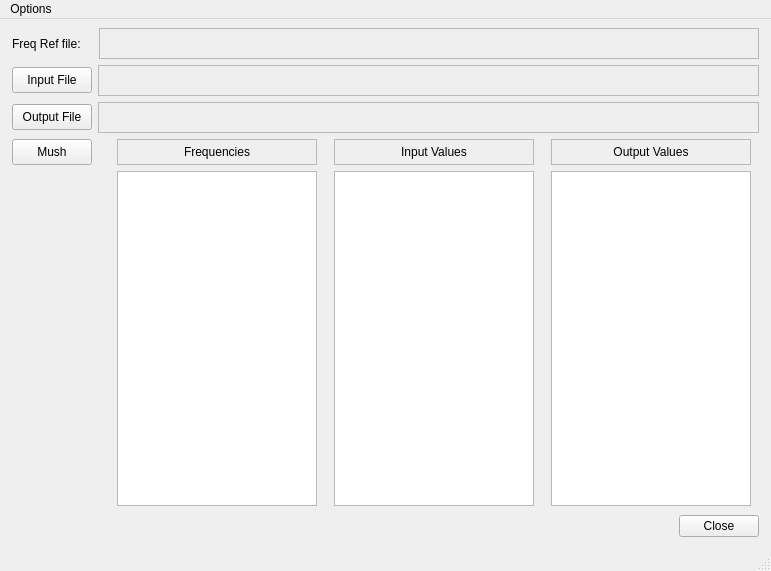
First picture: the form in mxpb4ant.ui, repository mikeinsantarosa/mxpb4ant, before the edit.
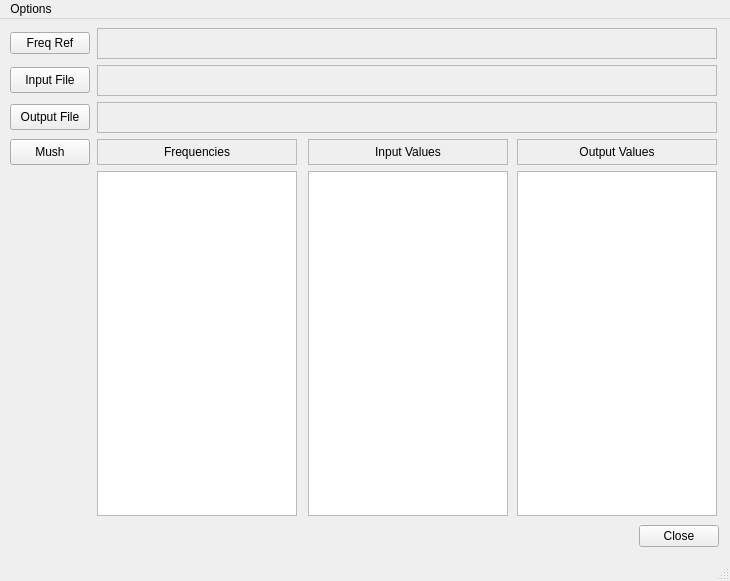
Second picture: the form after the edit. Icons and pictures are not drawn.

Commit message: added out of range and missing files error dialogs

Patch:
```diff
--- a/mxpb4ant.ui
+++ b/mxpb4ant.ui
@@ -6,57 +6,46 @@
    <rect>
     <x>0</x>
     <y>0</y>
-    <width>771</width>
-    <height>571</height>
+    <width>730</width>
+    <height>581</height>
    </rect>
   </property>
+  <property name="minimumSize">
+   <size>
+    <width>730</width>
+    <height>0</height>
+   </size>
+  </property>
+  <property name="maximumSize">
+   <size>
+    <width>730</width>
+    <height>16777215</height>
+   </size>
+  </property>
   <property name="windowIcon">
    <iconset resource="resources.qrc">
     <normaloff>:/mxpb4ant.ico</normaloff>:/mxpb4ant.ico</iconset>
   </property>
   <widget class="QWidget" name="centralwidget">
    <layout class="QGridLayout" name="gridLayout">
-    <item row="0" column="0" colspan="4">
-     <layout class="QHBoxLayout" name="horizontalLayout">
-      <item>
-       <widget class="QLabel" name="lblFreqRef">
-        <property name="sizePolicy">
-         <sizepolicy hsizetype="Fixed" vsizetype="Fixed">
-          <horstretch>0</horstretch>
-          <verstretch>0</verstretch>
-         </sizepolicy>
-        </property>
-        <property name="minimumSize">
-         <size>
-          <width>81</width>
-          <height>31</height>
-         </size>
-        </property>
-        <property name="maximumSize">
-         <size>
-          <width>81</width>
-          <height>31</height>
-         </size>
-        </property>
+    <item row="0" column="0">
+     <widget class="QPushButton" name="btnSetFreqRef">
         <property name="text">
-         <string>Freq Ref file:</string>
-        </property>
-        <property name="alignment">
-         <set>Qt::AlignLeading|Qt::AlignLeft|Qt::AlignVCenter</set>
+       <string>Freq Ref</string>
         </property>
        </widget>
       </item>
-      <item>
+    <item row="0" column="1" colspan="3">
        <widget class="QLabel" name="lblFreqRefFile">
         <property name="minimumSize">
          <size>
-          <width>651</width>
+        <width>620</width>
           <height>31</height>
          </size>
         </property>
         <property name="maximumSize">
          <size>
-          <width>16777215</width>
+        <width>620</width>
           <height>31</height>
          </size>
         </property>
@@ -71,11 +60,7 @@
         </property>
        </widget>
       </item>
-     </layout>
-    </item>
-    <item row="1" column="0" colspan="4">
-     <layout class="QHBoxLayout" name="horizontalLayout_2">
-      <item>
+    <item row="1" column="0">
        <widget class="QPushButton" name="btnInputFile">
         <property name="minimumSize">
          <size>
@@ -94,17 +79,17 @@
         </property>
        </widget>
       </item>
-      <item>
+    <item row="1" column="1" colspan="3">
        <widget class="QLabel" name="lblInputFile">
         <property name="minimumSize">
          <size>
-          <width>651</width>
+        <width>615</width>
           <height>31</height>
          </size>
         </property>
         <property name="maximumSize">
          <size>
-          <width>16777215</width>
+        <width>620</width>
           <height>31</height>
          </size>
         </property>
@@ -119,11 +104,7 @@
         </property>
        </widget>
       </item>
-     </layout>
-    </item>
-    <item row="2" column="0" colspan="4">
-     <layout class="QHBoxLayout" name="horizontalLayout_3">
-      <item>
+    <item row="2" column="0">
        <widget class="QPushButton" name="btnOutputFile">
         <property name="minimumSize">
          <size>
@@ -142,17 +123,17 @@
         </property>
        </widget>
       </item>
-      <item>
+    <item row="2" column="1" colspan="3">
        <widget class="QLabel" name="lblOutputFile">
         <property name="minimumSize">
          <size>
-          <width>651</width>
+        <width>615</width>
           <height>31</height>
          </size>
         </property>
         <property name="maximumSize">
          <size>
-          <width>16777215</width>
+        <width>620</width>
           <height>31</height>
          </size>
         </property>
@@ -166,8 +147,6 @@
          <string/>
         </property>
        </widget>
-      </item>
-     </layout>
     </item>
     <item row="3" column="0">
      <widget class="QPushButton" name="btnExecute">
@@ -188,9 +167,7 @@
       </property>
      </widget>
     </item>
-    <item row="3" column="1" rowspan="2">
-     <layout class="QVBoxLayout" name="verticalLayout">
-      <item>
+    <item row="3" column="1">
        <widget class="QLabel" name="lblFreqs">
         <property name="sizePolicy">
          <sizepolicy hsizetype="MinimumExpanding" vsizetype="Preferred">
@@ -224,33 +201,7 @@
         </property>
        </widget>
       </item>
-      <item>
-       <widget class="QListWidget" name="listFreqRefs">
-        <property name="sizePolicy">
-         <sizepolicy hsizetype="MinimumExpanding" vsizetype="MinimumExpanding">
-          <horstretch>0</horstretch>
-          <verstretch>0</verstretch>
-         </sizepolicy>
-        </property>
-        <property name="minimumSize">
-         <size>
-          <width>200</width>
-          <height>325</height>
-         </size>
-        </property>
-        <property name="maximumSize">
-         <size>
-          <width>200</width>
-          <height>9000</height>
-         </size>
-        </property>
-       </widget>
-      </item>
-     </layout>
-    </item>
-    <item row="3" column="2" rowspan="2">
-     <layout class="QVBoxLayout" name="verticalLayout_2">
-      <item>
+    <item row="3" column="2">
        <widget class="QLabel" name="lblInputs">
         <property name="sizePolicy">
          <sizepolicy hsizetype="MinimumExpanding" vsizetype="Preferred">
@@ -284,33 +235,7 @@
         </property>
        </widget>
       </item>
-      <item>
-       <widget class="QListWidget" name="listInputs">
-        <property name="sizePolicy">
-         <sizepolicy hsizetype="MinimumExpanding" vsizetype="MinimumExpanding">
-          <horstretch>0</horstretch>
-          <verstretch>0</verstretch>
-         </sizepolicy>
-        </property>
-        <property name="minimumSize">
-         <size>
-          <width>200</width>
-          <height>325</height>
-         </size>
-        </property>
-        <property name="maximumSize">
-         <size>
-          <width>200</width>
-          <height>9000</height>
-         </size>
-        </property>
-       </widget>
-      </item>
-     </layout>
-    </item>
-    <item row="3" column="3" rowspan="2">
-     <layout class="QVBoxLayout" name="verticalLayout_3">
-      <item>
+    <item row="3" column="3">
        <widget class="QLabel" name="lblOutputs">
         <property name="sizePolicy">
          <sizepolicy hsizetype="MinimumExpanding" vsizetype="Preferred">
@@ -344,30 +269,6 @@
         </property>
        </widget>
       </item>
-      <item>
-       <widget class="QListWidget" name="listOutputs">
-        <property name="sizePolicy">
-         <sizepolicy hsizetype="MinimumExpanding" vsizetype="MinimumExpanding">
-          <horstretch>0</horstretch>
-          <verstretch>0</verstretch>
-         </sizepolicy>
-        </property>
-        <property name="minimumSize">
-         <size>
-          <width>200</width>
-          <height>325</height>
-         </size>
-        </property>
-        <property name="maximumSize">
-         <size>
-          <width>200</width>
-          <height>9000</height>
-         </size>
-        </property>
-       </widget>
-      </item>
-     </layout>
-    </item>
     <item row="4" column="0">
      <spacer name="verticalSpacer">
       <property name="orientation">
@@ -381,8 +282,74 @@
       </property>
      </spacer>
     </item>
+    <item row="4" column="1">
+     <widget class="QListWidget" name="listFreqRefs">
+      <property name="sizePolicy">
+       <sizepolicy hsizetype="MinimumExpanding" vsizetype="MinimumExpanding">
+        <horstretch>0</horstretch>
+        <verstretch>0</verstretch>
+       </sizepolicy>
+      </property>
+      <property name="minimumSize">
+       <size>
+        <width>200</width>
+        <height>325</height>
+       </size>
+      </property>
+      <property name="maximumSize">
+       <size>
+        <width>200</width>
+        <height>9000</height>
+       </size>
+      </property>
+     </widget>
+    </item>
+    <item row="4" column="2">
+     <widget class="QListWidget" name="listInputs">
+      <property name="sizePolicy">
+       <sizepolicy hsizetype="MinimumExpanding" vsizetype="MinimumExpanding">
+        <horstretch>0</horstretch>
+        <verstretch>0</verstretch>
+       </sizepolicy>
+      </property>
+      <property name="minimumSize">
+       <size>
+        <width>200</width>
+        <height>325</height>
+       </size>
+      </property>
+      <property name="maximumSize">
+       <size>
+        <width>200</width>
+        <height>9000</height>
+       </size>
+      </property>
+     </widget>
+    </item>
+    <item row="4" column="3">
+     <widget class="QListWidget" name="listOutputs">
+      <property name="sizePolicy">
+       <sizepolicy hsizetype="MinimumExpanding" vsizetype="MinimumExpanding">
+        <horstretch>0</horstretch>
+        <verstretch>0</verstretch>
+       </sizepolicy>
+      </property>
+      <property name="minimumSize">
+       <size>
+        <width>200</width>
+        <height>325</height>
+       </size>
+      </property>
+      <property name="maximumSize">
+       <size>
+        <width>200</width>
+        <height>9000</height>
+       </size>
+      </property>
+     </widget>
+    </item>
     <item row="5" column="0" colspan="4">
-     <layout class="QHBoxLayout" name="horizontalLayout_4">
+     <layout class="QHBoxLayout" name="horizontalLayout">
       <item>
        <spacer name="horizontalSpacer">
         <property name="orientation">
@@ -393,7 +360,7 @@
         </property>
         <property name="sizeHint" stdset="0">
          <size>
-          <width>628</width>
+          <width>608</width>
           <height>28</height>
          </size>
         </property>
@@ -415,8 +382,8 @@
     <rect>
      <x>0</x>
      <y>0</y>
-     <width>771</width>
-     <height>21</height>
+     <width>730</width>
+     <height>23</height>
     </rect>
    </property>
    <widget class="QMenu" name="menuOptions">
```
Lines whose indentation alone changed are shown as unchanged. The commit also changes 7 other files.
